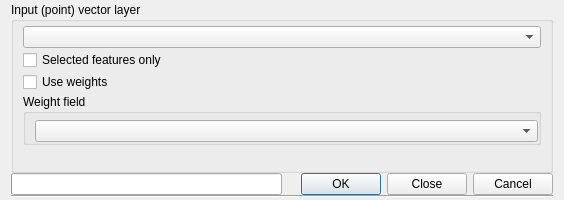
Old version of the form SDEllipse.ui in the repository havatv/qgisstandarddeviationalellipseplugin.
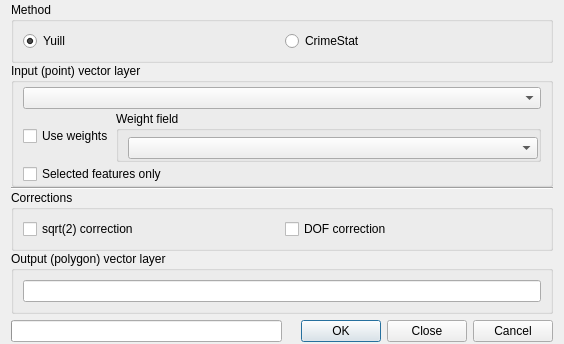
New version of the form.

```diff
--- a/SDEllipse.ui
+++ b/SDEllipse.ui
@@ -7,7 +7,7 @@
     <x>0</x>
     <y>0</y>
     <width>564</width>
-    <height>200</height>
+    <height>344</height>
    </rect>
   </property>
   <property name="windowTitle">
@@ -23,6 +23,41 @@
    <property name="bottomMargin">
     <number>2</number>
    </property>
+   <item>
+    <widget class="QGroupBox" name="groupBox_4">
+     <property name="title">
+      <string>Method</string>
+     </property>
+     <layout class="QVBoxLayout" name="verticalLayout_5">
+      <item>
+       <layout class="QHBoxLayout" name="horizontalLayout_3">
+        <item>
+         <widget class="QRadioButton" name="yuill_rb">
+          <property name="text">
+           <string notr="true">Yuill</string>
+          </property>
+          <property name="checked">
+           <bool>true</bool>
+          </property>
+         </widget>
+        </item>
+        <item>
+         <widget class="QRadioButton" name="crimestat_rb">
+          <property name="toolTip">
+           <string>Correction for DF and sqrt(2)</string>
+          </property>
+          <property name="text">
+           <string notr="true">CrimeStat</string>
+          </property>
+         </widget>
+        </item>
+       </layout>
+      </item>
+     </layout>
+     <zorder>label</zorder>
+     <zorder>horizontalLayoutWidget</zorder>
+    </widget>
+   </item>
    <item>
     <widget class="QGroupBox" name="groupBox">
      <property name="acceptDrops">
@@ -54,14 +89,9 @@
        <widget class="QComboBox" name="InputLayer"/>
       </item>
       <item>
-       <widget class="QCheckBox" name="selectedFeaturesCheckBox">
-        <property name="text">
-         <string>Selected features only</string>
-        </property>
-       </widget>
-      </item>
+       <layout class="QHBoxLayout" name="horizontalLayout">
       <item>
-       <widget class="QCheckBox" name="useWeightsCheckBox">
+         <widget class="QCheckBox" name="useWeights_cb">
         <property name="text">
          <string>Use weights</string>
         </property>
@@ -69,6 +99,12 @@
       </item>
       <item>
        <widget class="QGroupBox" name="groupBox_3">
+          <property name="sizePolicy">
+           <sizepolicy hsizetype="Expanding" vsizetype="Preferred">
+            <horstretch>0</horstretch>
+            <verstretch>0</verstretch>
+           </sizepolicy>
+          </property>
         <property name="title">
          <string>Weight field</string>
         </property>
@@ -91,6 +127,70 @@
         </layout>
        </widget>
       </item>
+       </layout>
+      </item>
+      <item>
+       <widget class="QCheckBox" name="selectedFeatures_cb">
+        <property name="text">
+         <string>Selected features only</string>
+        </property>
+       </widget>
+      </item>
+     </layout>
+    </widget>
+   </item>
+   <item>
+    <widget class="Line" name="line">
+     <property name="orientation">
+      <enum>Qt::Horizontal</enum>
+     </property>
+    </widget>
+   </item>
+   <item>
+    <widget class="QGroupBox" name="groupBox_2">
+     <property name="title">
+      <string>Corrections</string>
+     </property>
+     <layout class="QVBoxLayout" name="verticalLayout_2">
+      <item>
+       <layout class="QHBoxLayout" name="horizontalLayout_2">
+        <item>
+         <widget class="QCheckBox" name="crimestatcorr_cb">
+          <property name="toolTip">
+           <string>Correct by multiplying by the square root of 2</string>
+          </property>
+          <property name="text">
+           <string>sqrt(2) correction</string>
+          </property>
+         </widget>
+        </item>
+        <item>
+         <widget class="QCheckBox" name="degfreedcorr_cb">
+          <property name="toolTip">
+           <string>Correct using degrees of freedom (DOF)</string>
+          </property>
+          <property name="text">
+           <string>DOF correction</string>
+          </property>
+         </widget>
+        </item>
+       </layout>
+      </item>
+     </layout>
+    </widget>
+   </item>
+   <item>
+    <widget class="QGroupBox" name="groupBox_5">
+     <property name="title">
+      <string>Output (polygon) vector layer</string>
+     </property>
+     <layout class="QVBoxLayout" name="verticalLayout_6">
+      <item>
+       <widget class="QLineEdit" name="OutputLayerName"/>
+      </item>
+     </layout>
+    </widget>
+   </item>
       <item>
        <spacer name="verticalSpacer">
         <property name="orientation">
@@ -104,9 +204,6 @@
         </property>
        </spacer>
       </item>
-     </layout>
-    </widget>
-   </item>
    <item>
     <layout class="QHBoxLayout" name="horizontalLayout_4">
      <item>
@@ -124,13 +221,6 @@
      </item>
     </layout>
    </item>
-   <item>
-    <widget class="Line" name="line">
-     <property name="orientation">
-      <enum>Qt::Horizontal</enum>
-     </property>
-    </widget>
-   </item>
   </layout>
  </widget>
  <resources/>
```
Lines whose indentation alone changed are shown as unchanged.
